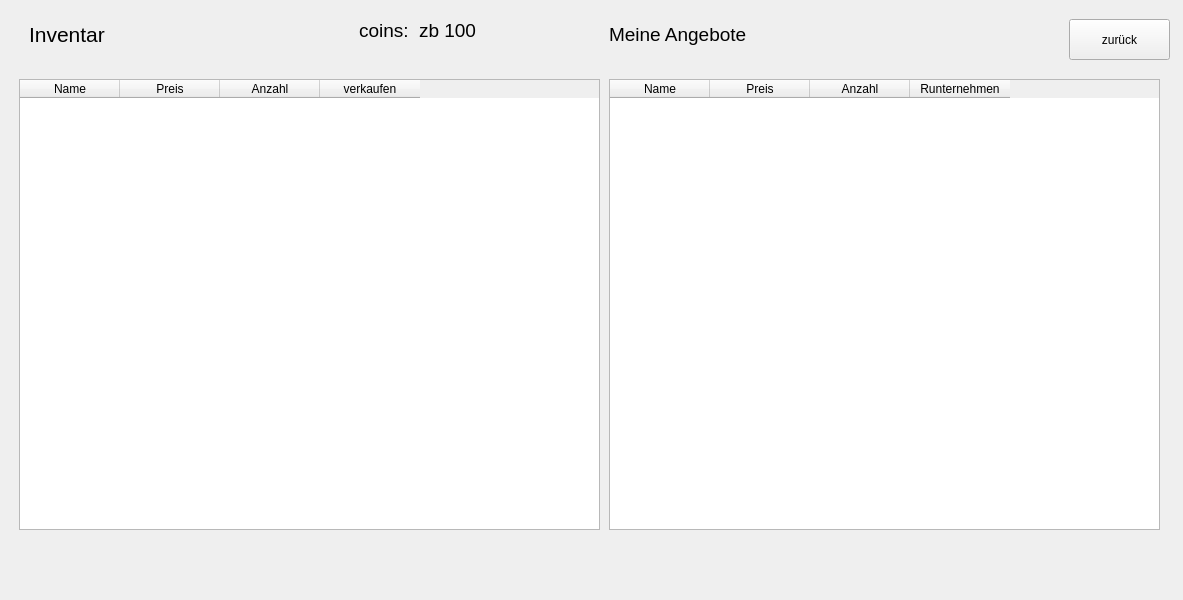
Old version of the form extra/form.ui in the repository R1yaaa/Market.
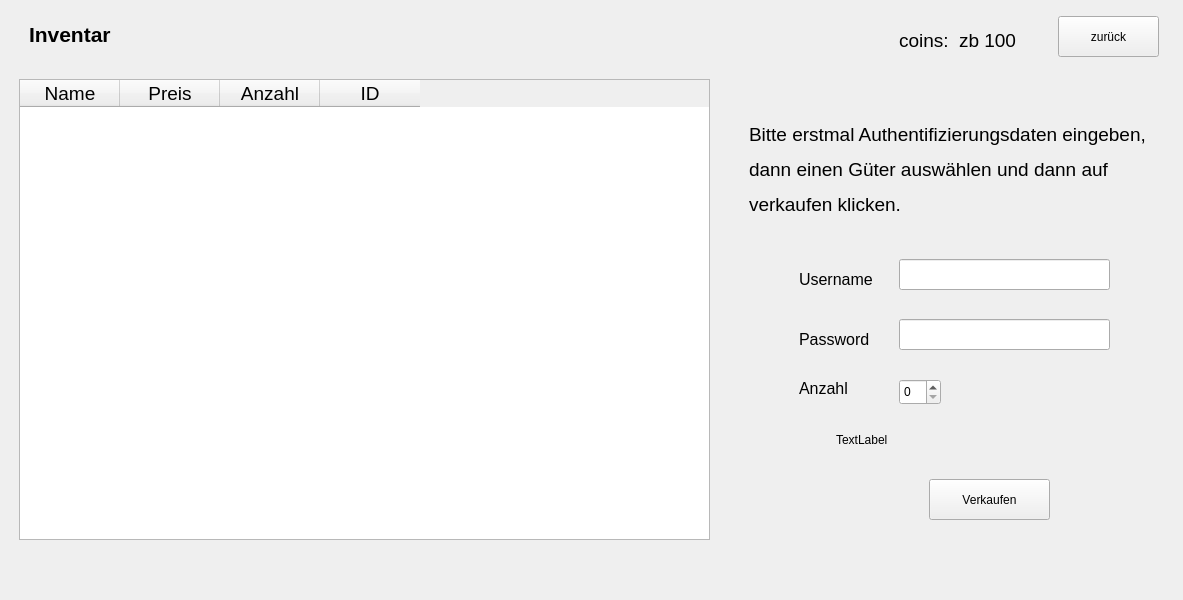
New version of the form. The open tabs and pages were chosen to show the change.

Commit message: client gui verändert, server updated

The edit to the form file:
```diff
--- a/extra/form.ui
+++ b/extra/form.ui
@@ -240,28 +240,48 @@
       <rect>
        <x>10</x>
        <y>70</y>
-       <width>581</width>
-       <height>451</height>
+       <width>691</width>
+       <height>461</height>
       </rect>
      </property>
      <column>
       <property name="text">
        <string>Name</string>
       </property>
+      <property name="font">
+       <font>
+        <pointsize>14</pointsize>
+       </font>
+      </property>
      </column>
      <column>
       <property name="text">
        <string>Preis</string>
       </property>
+      <property name="font">
+       <font>
+        <pointsize>14</pointsize>
+       </font>
+      </property>
      </column>
      <column>
       <property name="text">
        <string>Anzahl</string>
       </property>
+      <property name="font">
+       <font>
+        <pointsize>14</pointsize>
+       </font>
+      </property>
      </column>
      <column>
       <property name="text">
-       <string>verkaufen</string>
+       <string>ID</string>
+      </property>
+      <property name="font">
+       <font>
+        <pointsize>14</pointsize>
+       </font>
       </property>
      </column>
     </widget>
@@ -281,27 +301,14 @@
       </size>
      </property>
      <property name="text">
-      <string>&lt;html&gt;&lt;head/&gt;&lt;body&gt;&lt;p&gt;&lt;span style=&quot; font-size:16pt;&quot;&gt;Inventar&lt;/span&gt;&lt;/p&gt;&lt;/body&gt;&lt;/html&gt;</string>
-     </property>
-    </widget>
-    <widget class="QPushButton" name="pushButtonZurueck">
-     <property name="geometry">
-      <rect>
-       <x>1060</x>
-       <y>10</y>
-       <width>101</width>
-       <height>41</height>
-      </rect>
-     </property>
-     <property name="text">
-      <string>zurück</string>
+      <string>&lt;html&gt;&lt;head/&gt;&lt;body&gt;&lt;p&gt;&lt;span style=&quot; font-size:16pt; font-weight:600;&quot;&gt;Inventar&lt;/span&gt;&lt;/p&gt;&lt;/body&gt;&lt;/html&gt;</string>
      </property>
     </widget>
     <widget class="QLabel" name="labelCoins_2">
      <property name="geometry">
       <rect>
-       <x>410</x>
-       <y>10</y>
+       <x>950</x>
+       <y>20</y>
        <width>61</width>
        <height>21</height>
       </rect>
@@ -313,8 +320,8 @@
     <widget class="QLabel" name="label_7">
      <property name="geometry">
       <rect>
-       <x>350</x>
-       <y>10</y>
+       <x>890</x>
+       <y>20</y>
        <width>51</width>
        <height>21</height>
       </rect>
@@ -323,50 +330,128 @@
       <string>&lt;html&gt;&lt;head/&gt;&lt;body&gt;&lt;p&gt;&lt;span style=&quot; font-size:14pt;&quot;&gt;coins:&lt;/span&gt;&lt;/p&gt;&lt;/body&gt;&lt;/html&gt;</string>
      </property>
     </widget>
-    <widget class="QTableWidget" name="tableWidget">
+    <widget class="QPushButton" name="pushButtonSell">
      <property name="geometry">
       <rect>
-       <x>600</x>
-       <y>70</y>
-       <width>551</width>
-       <height>451</height>
+       <x>920</x>
+       <y>470</y>
+       <width>121</width>
+       <height>41</height>
       </rect>
      </property>
-     <column>
-      <property name="text">
-       <string>Name</string>
-      </property>
-     </column>
-     <column>
-      <property name="text">
-       <string>Preis</string>
-      </property>
-     </column>
-     <column>
-      <property name="text">
-       <string>Anzahl</string>
-      </property>
-     </column>
-     <column>
-      <property name="text">
-       <string>Runternehmen</string>
-      </property>
-     </column>
+     <property name="text">
+      <string>Verkaufen</string>
+     </property>
+    </widget>
+    <widget class="QLabel" name="labelSellInfo">
+     <property name="geometry">
+      <rect>
+       <x>827</x>
+       <y>420</y>
+       <width>311</width>
+       <height>21</height>
+      </rect>
+     </property>
+     <property name="text">
+      <string>TextLabel</string>
+     </property>
     </widget>
     <widget class="QLabel" name="label_8">
      <property name="geometry">
       <rect>
-       <x>600</x>
-       <y>10</y>
-       <width>191</width>
+       <x>740</x>
+       <y>110</y>
+       <width>411</width>
+       <height>101</height>
+      </rect>
+     </property>
+     <property name="text">
+      <string>&lt;html&gt;&lt;head/&gt;&lt;body&gt;&lt;p&gt;&lt;span style=&quot; font-size:14pt;&quot;&gt;Bitte erstmal Authentifizierungsdaten eingeben, &lt;/span&gt;&lt;/p&gt;&lt;p&gt;&lt;span style=&quot; font-size:14pt;&quot;&gt;dann einen Güter auswählen und dann auf &lt;/span&gt;&lt;/p&gt;&lt;p&gt;&lt;span style=&quot; font-size:14pt;&quot;&gt;verkaufen klicken.&lt;/span&gt;&lt;/p&gt;&lt;/body&gt;&lt;/html&gt;</string>
+     </property>
+    </widget>
+    <widget class="QLabel" name="label_9">
+     <property name="geometry">
+      <rect>
+       <x>790</x>
+       <y>260</y>
+       <width>81</width>
+       <height>21</height>
+      </rect>
+     </property>
+     <property name="text">
+      <string>&lt;html&gt;&lt;head/&gt;&lt;body&gt;&lt;p&gt;&lt;span style=&quot; font-size:12pt;&quot;&gt;Username&lt;/span&gt;&lt;/p&gt;&lt;/body&gt;&lt;/html&gt;</string>
+     </property>
+    </widget>
+    <widget class="QLabel" name="label_10">
+     <property name="geometry">
+      <rect>
+       <x>790</x>
+       <y>320</y>
+       <width>71</width>
+       <height>21</height>
+      </rect>
+     </property>
+     <property name="text">
+      <string>&lt;html&gt;&lt;head/&gt;&lt;body&gt;&lt;p&gt;&lt;span style=&quot; font-size:12pt;&quot;&gt;Password&lt;/span&gt;&lt;/p&gt;&lt;/body&gt;&lt;/html&gt;</string>
+     </property>
+    </widget>
+    <widget class="QLineEdit" name="lineEditSellUsername">
+     <property name="geometry">
+      <rect>
+       <x>890</x>
+       <y>250</y>
+       <width>211</width>
        <height>31</height>
       </rect>
      </property>
-     <property name="toolTip">
-      <string>&lt;html&gt;&lt;head/&gt;&lt;body&gt;&lt;p&gt;&lt;br/&gt;&lt;/p&gt;&lt;/body&gt;&lt;/html&gt;</string>
+    </widget>
+    <widget class="QLineEdit" name="lineEditSellPassword">
+     <property name="geometry">
+      <rect>
+       <x>890</x>
+       <y>310</y>
+       <width>211</width>
+       <height>31</height>
+      </rect>
      </property>
+    </widget>
+    <widget class="QLabel" name="label_12">
+     <property name="geometry">
+      <rect>
+       <x>790</x>
+       <y>370</y>
+       <width>58</width>
+       <height>16</height>
+      </rect>
+     </property>
      <property name="text">
-      <string>&lt;html&gt;&lt;head/&gt;&lt;body&gt;&lt;p&gt;&lt;span style=&quot; font-size:14pt;&quot;&gt;Meine Angebote&lt;/span&gt;&lt;/p&gt;&lt;/body&gt;&lt;/html&gt;</string>
+      <string>&lt;html&gt;&lt;head/&gt;&lt;body&gt;&lt;p&gt;&lt;span style=&quot; font-size:12pt;&quot;&gt;Anzahl&lt;/span&gt;&lt;/p&gt;&lt;/body&gt;&lt;/html&gt;</string>
+     </property>
+    </widget>
+    <widget class="QSpinBox" name="spinBoxSell">
+     <property name="geometry">
+      <rect>
+       <x>890</x>
+       <y>370</y>
+       <width>42</width>
+       <height>26</height>
+      </rect>
+     </property>
+    </widget>
+    <widget class="QPushButton" name="pushButtonZurueck">
+     <property name="geometry">
+      <rect>
+       <x>1049</x>
+       <y>7</y>
+       <width>101</width>
+       <height>41</height>
+      </rect>
+     </property>
+     <property name="styleSheet">
+      <string notr="true"/>
+     </property>
+     <property name="text">
+      <string>zurück</string>
      </property>
     </widget>
    </widget>
```
Left out of the diff: 146 changed lines with no effect on the pictures. The commit also changes 2 other files.
